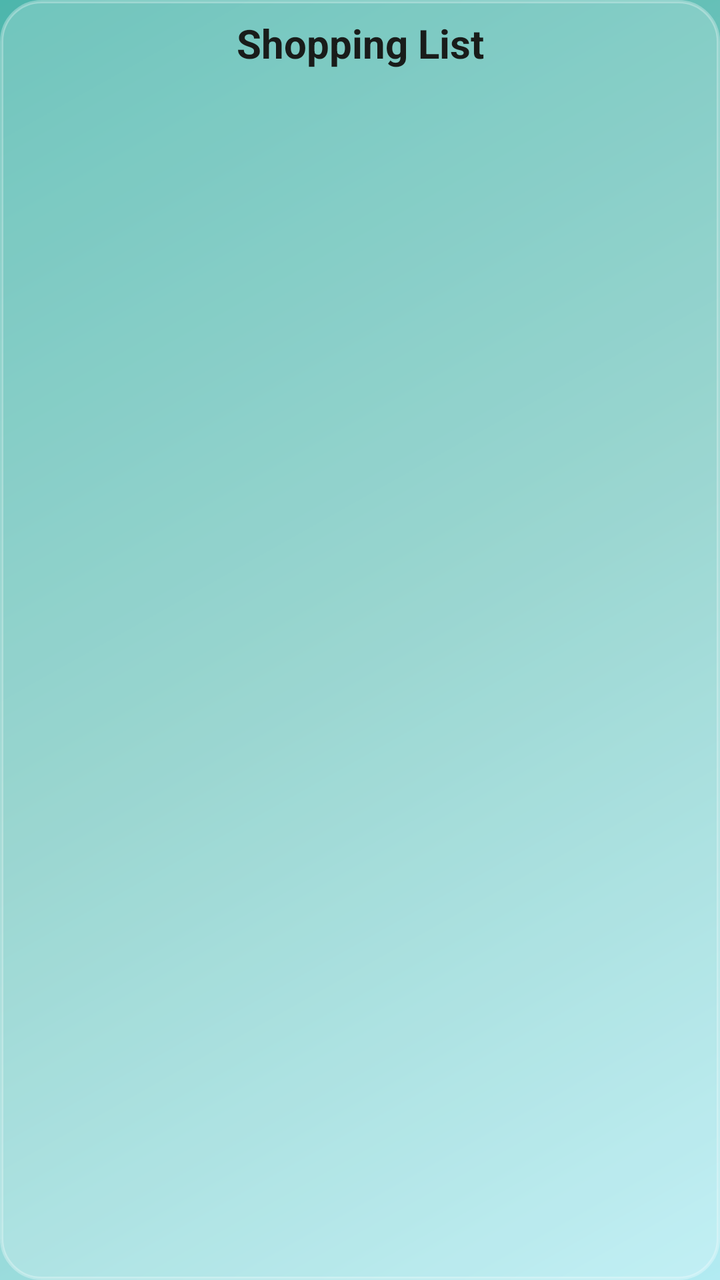
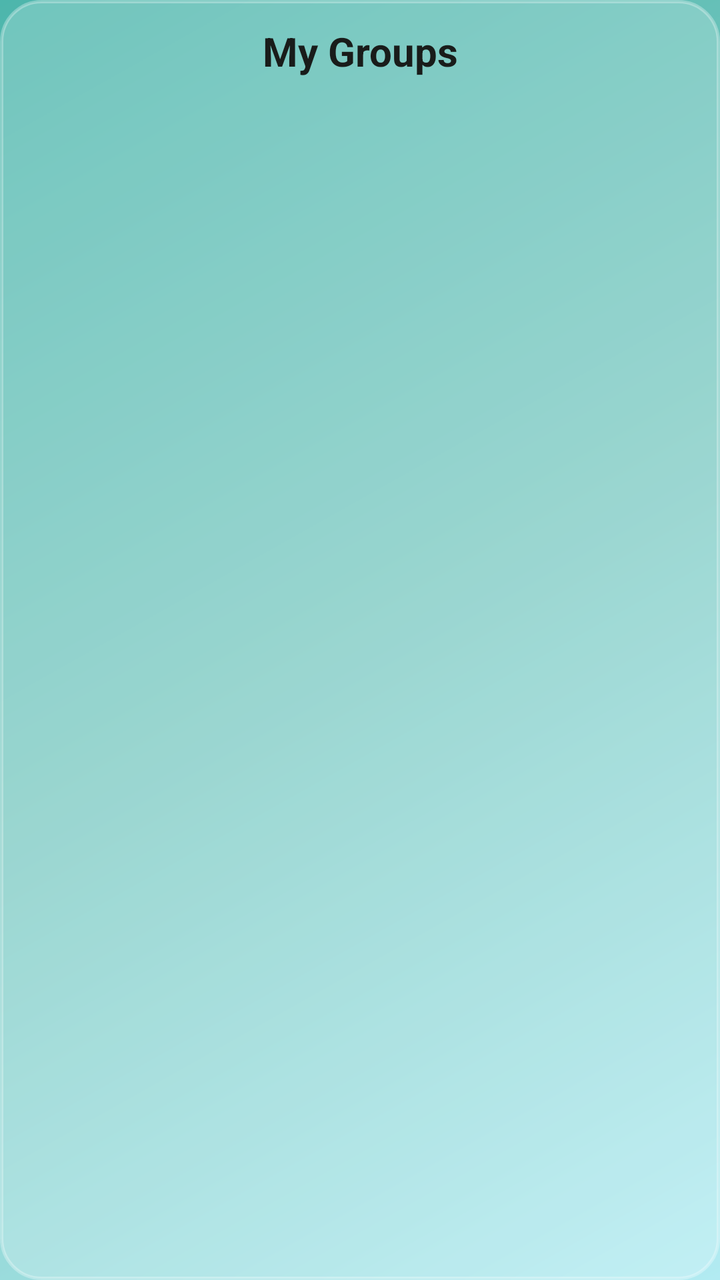

Before-and-after screenshots of an Android layout around one commit, followed by the original layout XML and the change that was made.
<!-- AndroidManifest.xml: application theme Theme.ShoppingList -->
<!-- res/layout/widget_shopping_list_4x4.xml -->
<?xml version="1.0" encoding="utf-8"?>
<LinearLayout xmlns:android="http://schemas.android.com/apk/res/android"
    android:id="@+id/widgetRoot"
    android:layout_width="match_parent"
    android:layout_height="match_parent"
    android:orientation="vertical"
    android:background="@drawable/widget_bg"
    android:padding="8dp">

    <TextView
        android:layout_width="match_parent"
        android:layout_height="wrap_content"
        android:text="Shopping List"
        android:textColor="#191C1A"
        android:textSize="20sp"
        android:textStyle="bold"
        android:paddingBottom="8dp"
        android:gravity="center"/>

    <ListView
        android:id="@+id/widgetListView"
        android:layout_width="match_parent"
        android:layout_height="match_parent" />
</LinearLayout>
<!-- resources referenced by this layout -->
<resources>
  <!-- drawable widget_bg (drawable) -->
  <?xml version="1.0" encoding="utf-8"?>
  <shape xmlns:android="http://schemas.android.com/apk/res/android">
      <solid android:color="#33FFFFFF" />
      <corners android:radius="20dp" />
      <stroke
          android:width="1.5dp"
          android:color="#4DFFFFFF" />
  </shape>
  <style name="Theme.ShoppingList" parent="Theme.Material3.DayNight.NoActionBar">
          <item name="colorPrimary">#006C4C</item>
          <item name="android:windowBackground">@drawable/liquid_bg</item>
          <item name="android:statusBarColor">#00000000</item>
          <item name="colorPrimaryContainer">#4DFFFFFF</item>
          <item name="colorOnPrimaryContainer">#191C1A</item>
          <item name="colorSurface">#33FFFFFF</item>
          <item name="colorOnSurface">#191C1A</item>
          <item name="cardViewStyle">@style/GlassCard</item>
      </style>
  <!-- drawable liquid_bg (drawable) -->
  <?xml version="1.0" encoding="utf-8"?>
  <shape xmlns:android="http://schemas.android.com/apk/res/android">
      <gradient
          android:angle="135"
          android:startColor="#B2EBF2"
          android:centerColor="#80CBC4"
          android:endColor="#4DB6AC"
          android:type="linear" />
  </shape>
  <style name="GlassCard" parent="Widget.Material3.CardView.Elevated">
          <item name="cardBackgroundColor">#80FFFFFF</item>
          <item name="cardCornerRadius">20dp</item>
          <item name="cardElevation">0dp</item>
          <item name="strokeColor">#4DFFFFFF</item>
          <item name="strokeWidth">1.5dp</item>
      </style>
</resources>

<!-- the commit's change to res/layout/widget_shopping_list_4x4.xml (unified diff, before → after) -->
@@ -5,20 +5,23 @@
     android:layout_height="match_parent"
     android:orientation="vertical"
     android:background="@drawable/widget_bg"
-    android:padding="8dp">
+    android:padding="12dp">
 
     <TextView
+        android:id="@+id/tvWidgetTitle"
         android:layout_width="match_parent"
         android:layout_height="wrap_content"
-        android:text="Shopping List"
+        android:text="My Groups"
         android:textColor="#191C1A"
         android:textSize="20sp"
         android:textStyle="bold"
-        android:paddingBottom="8dp"
+        android:paddingBottom="12dp"
         android:gravity="center"/>
 
     <ListView
         android:id="@+id/widgetListView"
         android:layout_width="match_parent"
-        android:layout_height="match_parent" />
+        android:layout_height="match_parent"
+        android:divider="@android:color/transparent"
+        android:dividerHeight="6dp"/>
 </LinearLayout>
